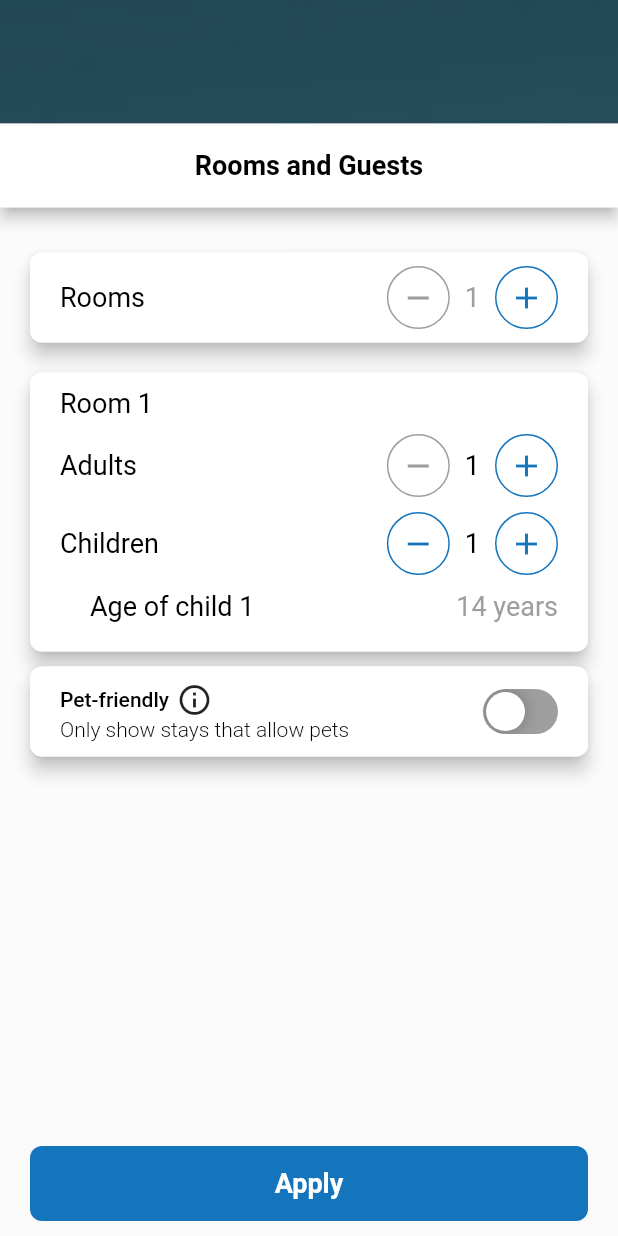
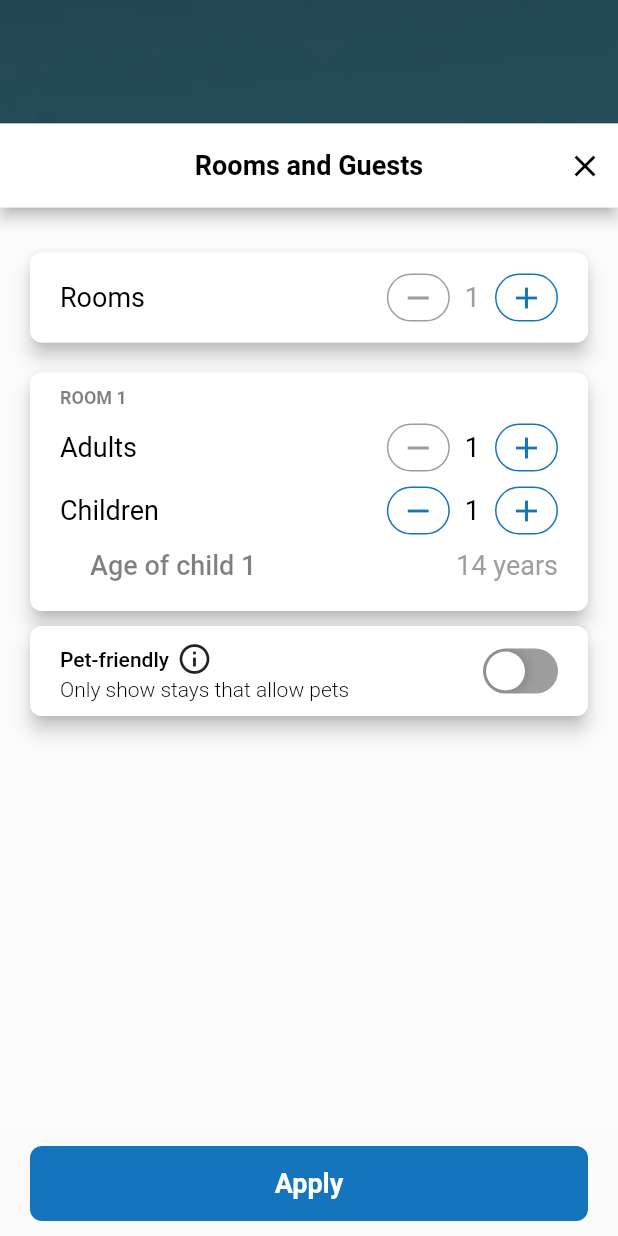
Before and after one commit to yassinBeyazid/hotel_go, a Flutter app: the screen it shows after launch, after a tap on an icon or button, on a phone screen of 412 x 824 dp. Run offline on Flutter 3.47's test engine with Material 2 defaults, Android fonts, the phone set to English and light mode, and no system bars; drawn by our look-alikes of dropdown_search, flutter_advanced_switch; our stand-ins replace bloc, equatable, flutter_bloc, syncfusion_flutter_datepicker.

Commit message:
edit in bottom sheet design

```diff
--- a/lib/view/home/components/bottom_sheet.dart
+++ b/lib/view/home/components/bottom_sheet.dart
@@ -54,7 +54,16 @@ class BottomSheetModal {
                 appBar: AppBar(
                   centerTitle: true,
                   backgroundColor: Colors.white,
-
+                  actions: [
+                    Padding(
+                      padding: const EdgeInsets.symmetric(horizontal: 10),
+                      child: InkWell(
+                          onTap: (){
+                            Navigator.pop(context);
+                          },
+                          child: Icon(Icons.close,color: Colors.black,)),
+                    )
+                  ],
                   title:  Text(
                     'Rooms and Guests',
                     style: TextStyle(
@@ -134,8 +143,7 @@ class BottomSheetModal {
                                         Container(
                                           decoration: BoxDecoration(border: Border.all(color:(roomNumber != 1)? AppConstants.darkBlue:Colors.grey ), borderRadius: BorderRadius.all(Radius.circular(50))),
                                           child: Padding(
-                                            padding: const EdgeInsets.all(8.0),
-                                            child: Icon(
+                                            padding: const EdgeInsets.symmetric(horizontal: 8,vertical: 3),                                            child: Icon(
                                               Icons.remove,
                                               color: (roomNumber != 1)? AppConstants.darkBlue:Colors.grey,
                                             ),
@@ -170,7 +178,7 @@ class BottomSheetModal {
                                         Container(
                                           decoration: BoxDecoration(border: Border.all(color: AppConstants.darkBlue), borderRadius: BorderRadius.all(Radius.circular(50))),
                                           child: Padding(
-                                            padding: const EdgeInsets.all(8.0),
+                                            padding: const EdgeInsets.symmetric(horizontal: 8,vertical: 3),
                                             child: Icon(Icons.add, color: AppConstants.darkBlue),
                                           ),
                                         ),
@@ -226,11 +234,11 @@ class BottomSheetModal {
                                       .start,
                                   children: [
                                     Text(
-                                      'Room 1',
+                                      'ROOM 1',
                                       style: TextStyle(
-                                          fontSize: 18,
-                                          color: Colors.black,
-                                          fontWeight: FontWeight.w400),
+                                          fontSize: 12,
+                                          color: Colors.black.withOpacity(0.50),
+                                          fontWeight: FontWeight.w700),
                                     ),
                                     SizedBox(
                                       height:
@@ -257,8 +265,7 @@ class BottomSheetModal {
                                               child: Container(
                                                 decoration: BoxDecoration(border: Border.all(color:(adultNumber ==1)?Colors.grey: AppConstants.darkBlue), borderRadius: BorderRadius.all(Radius.circular(50))),
                                                 child: Padding(
-                                                  padding: const EdgeInsets.all(8.0),
-                                                  child: Icon(
+                                                  padding: const EdgeInsets.symmetric(horizontal: 8,vertical: 3),                                                  child: Icon(
                                                     Icons.remove,
                                                     color:(adultNumber ==1)?Colors.grey: AppConstants.darkBlue,
                                                   ),
@@ -286,8 +293,7 @@ class BottomSheetModal {
                                               child: Container(
                                                 decoration: BoxDecoration(border: Border.all(color: (adultNumber!=4)? AppConstants.darkBlue:Colors.grey), borderRadius: BorderRadius.all(Radius.circular(50))),
                                                 child: Padding(
-                                                  padding: const EdgeInsets.all(8.0),
-                                                  child: Icon(Icons.add, color:(adultNumber!=4)? AppConstants.darkBlue:Colors.grey),
+                                                  padding: const EdgeInsets.symmetric(horizontal: 8,vertical: 3),                                                  child: Icon(Icons.add, color:(adultNumber!=4)? AppConstants.darkBlue:Colors.grey),
                                                 ),
                                               ),
                                             ),
@@ -321,8 +327,7 @@ class BottomSheetModal {
                                               child: Container(
                                                 decoration: BoxDecoration(border: Border.all(color: (childrenNumber!= 0)?AppConstants.darkBlue:Colors.grey), borderRadius: BorderRadius.all(Radius.circular(50))),
                                                 child: Padding(
-                                                  padding: const EdgeInsets.all(8.0),
-                                                  child: Icon(
+                                                  padding: const EdgeInsets.symmetric(horizontal: 8,vertical: 3),                                                  child: Icon(
                                                     Icons.remove,
                                                     color:(childrenNumber!= 0)?AppConstants.darkBlue:Colors.grey,
                                                   ),
@@ -347,8 +352,7 @@ class BottomSheetModal {
                                               child: Container(
                                                 decoration: BoxDecoration(border: Border.all(color: AppConstants.darkBlue), borderRadius: BorderRadius.all(Radius.circular(50))),
                                                 child: Padding(
-                                                  padding: const EdgeInsets.all(8.0),
-                                                  child: Icon(Icons.add, color: AppConstants.darkBlue),
+                                                  padding: const EdgeInsets.symmetric(horizontal: 8,vertical: 3),                                                  child: Icon(Icons.add, color: AppConstants.darkBlue),
                                                 ),
                                               ),
                                             ),
@@ -375,7 +379,7 @@ class BottomSheetModal {
                                               children: [
                                                 Text(
                                                   'Age of child ${i+1}',
-                                                  style: TextStyle(fontSize: 18, color: Colors.black, fontWeight: FontWeight.w400),
+                                                  style: TextStyle(fontSize: 18, color: Colors.black.withOpacity(0.50), fontWeight: FontWeight.w500),
                                                 ),
                                                 Text(
                                                   '14 years',
```
